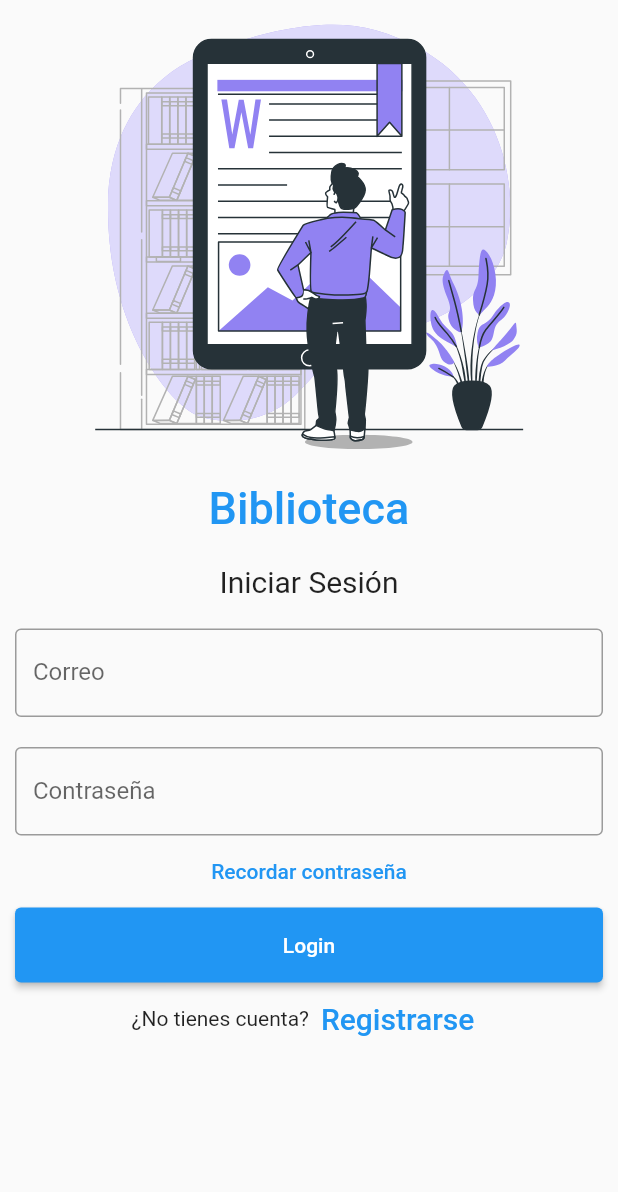
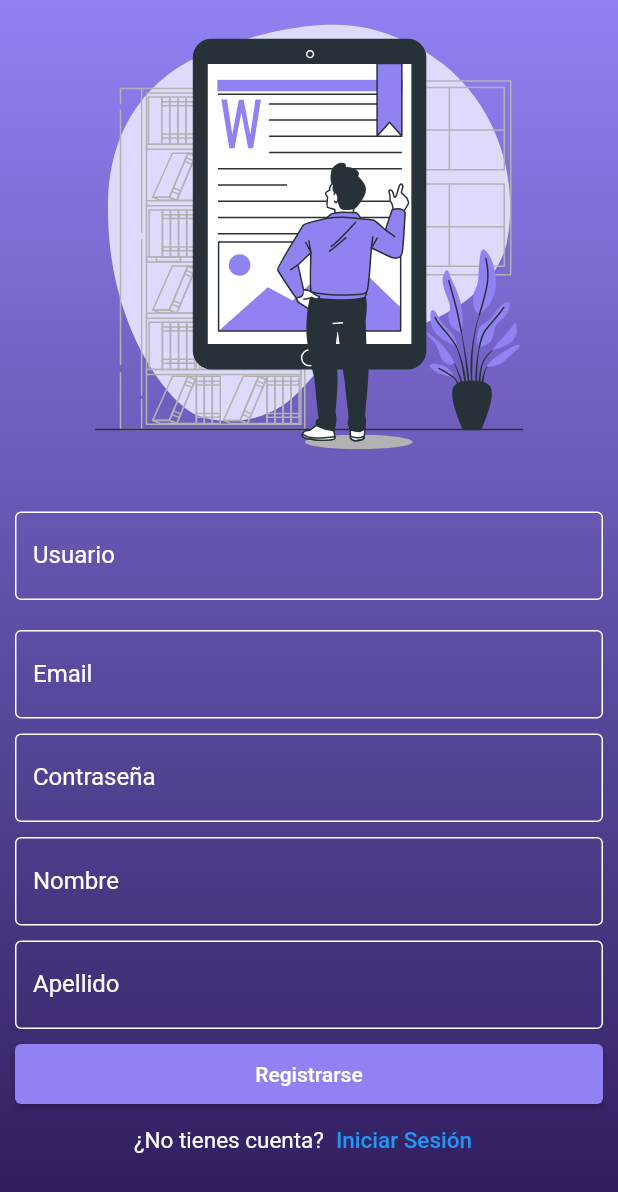
Before and after one commit to Cristhianbh98/am2-library-project, a Flutter app: the screen it shows after launch, on a phone screen of 412 x 824 dp. Shown: the top 1192 px of the screen. Run offline on Flutter 3.47's test engine with Material 2 defaults, Android fonts, the phone set to English and light mode, and no system bars; our stand-ins replace flutter_svg.

Commit message:
Change: Register style

```diff
--- a/lib/main.dart
+++ b/lib/main.dart
@@ -2,7 +2,7 @@ import 'package:am2_library_project/themes/style.dart';
 import 'package:flutter/material.dart';
 import 'package:am2_library_project/screens/main_navigation_menu_screen.dart';
 import 'package:am2_library_project/screens/login_screen.dart';
-import 'package:am2_library_project/screens/register_screen';
+import 'package:am2_library_project/screens/register_screen.dart';
 
 void main() {
   runApp(const MyApp());
@@ -16,7 +16,7 @@ class MyApp extends StatelessWidget {
     return MaterialApp(
       title: 'Flutter Demo',
       theme: primaryTheme,
-      home: const LoginScreen(),
+      home: const RegisterScreen(),
     );
   }
 }
--- a/lib/screens/login_screen.dart
+++ b/lib/screens/login_screen.dart
@@ -1,5 +1,6 @@
 import 'package:flutter/material.dart';
 import 'package:flutter_svg/flutter_svg.dart';
+import 'package:am2_library_project/widgets/gradient_background.dart';
 
 class LoginScreen extends StatefulWidget {
   const LoginScreen({Key? key}) : super(key: key);
@@ -14,33 +15,32 @@ class _LoginScreenState extends State<LoginScreen> {
 
   @override
   Widget build(BuildContext context) {
-    return Scaffold(
+    return GradientBackground(
+        child: Scaffold(
+            backgroundColor: Colors.transparent,
             body: ListView(
               children: <Widget>[
                 SvgPicture.asset("images/sir.svg"),
                 Container(
                   alignment: Alignment.center,
                   padding: const EdgeInsets.all(10),
-            child: const Text(
-              'Biblioteca',
-              style: TextStyle(
-                  color: Colors.blue,
-                  fontWeight: FontWeight.w500,
-                  fontSize: 30),
-            )),
+                ),
                 Container(
                     alignment: Alignment.center,
                     padding: const EdgeInsets.all(10),
                     child: const Text(
                       'Iniciar Sesión',
-              style: TextStyle(fontSize: 20),
+                      style: TextStyle(fontSize: 20, color: Colors.white),
                     )),
                 Container(
                   padding: const EdgeInsets.all(10),
                   child: TextField(
                     controller: nameController,
                     decoration: const InputDecoration(
-              border: OutlineInputBorder(),
+                      labelStyle: TextStyle(color: Colors.white),
+                      enabledBorder: OutlineInputBorder(
+                          borderSide:
+                              BorderSide(color: Colors.white, width: 1.0)),
                       labelText: 'Correo',
                     ),
                   ),
@@ -51,7 +51,10 @@ class _LoginScreenState extends State<LoginScreen> {
                     obscureText: true,
                     controller: passwordController,
                     decoration: const InputDecoration(
-              border: OutlineInputBorder(),
+                      labelStyle: TextStyle(color: Colors.white),
+                      enabledBorder: OutlineInputBorder(
+                          borderSide:
+                              BorderSide(color: Colors.white, width: 1.0)),
                       labelText: 'Contraseña',
                     ),
                   ),
@@ -66,9 +69,15 @@ class _LoginScreenState extends State<LoginScreen> {
                 ),
                 Container(
                     height: 50,
-            padding: const EdgeInsets.fromLTRB(10, 0, 10, 0),
+                    padding: const EdgeInsets.fromLTRB(10, 10, 10, 0),
                     child: ElevatedButton(
-              child: const Text('Login'),
+                      style: ButtonStyle(
+                          backgroundColor: MaterialStateColor.resolveWith(
+                              (states) => Theme.of(context).primaryColor)),
+                      child: const Text(
+                        'Login',
+                        style: TextStyle(fontSize: 20),
+                      ),
                       onPressed: () {
                         print(nameController.text);
                         print(passwordController.text);
@@ -76,11 +85,14 @@ class _LoginScreenState extends State<LoginScreen> {
                     )),
                 Row(
                   children: <Widget>[
-            const Text('¿No tienes cuenta?'),
+                    const Text(
+                      '¿No tienes cuenta?',
+                      style: TextStyle(fontSize: 15, color: Colors.white),
+                    ),
                     TextButton(
                       child: const Text(
                         'Registrarse',
-                style: TextStyle(fontSize: 20),
+                        style: TextStyle(fontSize: 15),
                       ),
                       onPressed: () {
                         //signup screen
@@ -90,6 +102,6 @@ class _LoginScreenState extends State<LoginScreen> {
                   mainAxisAlignment: MainAxisAlignment.center,
                 ),
               ],
-    ));
+            )));
   }
 }
--- a/lib/screens/register_screen.dart
+++ b/lib/screens/register_screen.dart
@@ -1,32 +1,15 @@
 import 'package:flutter/material.dart';
 import 'package:flutter_svg/flutter_svg.dart';
+import 'package:am2_library_project/widgets/gradient_background.dart';
 
-
-class RegisterScreen extends StatelessWidget {
+class RegisterScreen extends StatefulWidget {
   const RegisterScreen({Key? key}) : super(key: key);
 
-  static const String _title = 'Biblioteca';
-
   @override
-  Widget build(BuildContext context) {
-    return MaterialApp(
-      title: _title,
-      home: Scaffold(
-        appBar: AppBar(title: const Text(_title)),
-        body: const MyStatefulWidget(),
-      ),
-    );
-  }
+  State<RegisterScreen> createState() => _RegisterScreenState();
 }
 
-class MyStatefulWidget extends StatefulWidget {
-  const MyStatefulWidget({Key? key}) : super(key: key);
-
-  @override
-  State<MyStatefulWidget> createState() => _MyStatefulWidgetState();
-}
-
-class _MyStatefulWidgetState extends State<MyStatefulWidget> {
+class _RegisterScreenState extends State<RegisterScreen> {
   TextEditingController nameController = TextEditingController();
   TextEditingController emailController = TextEditingController();
   TextEditingController passwordController = TextEditingController();
@@ -35,34 +18,25 @@ class _MyStatefulWidgetState extends State<MyStatefulWidget> {
 
   @override
   Widget build(BuildContext context) {
-    return Padding(
-        padding: const EdgeInsets.all(10),
-        child: ListView(
+    return GradientBackground(
+        child: Scaffold(
+            backgroundColor: Colors.transparent,
+            body: ListView(
               children: <Widget>[
                 SvgPicture.asset("images/sir.svg"),
                 Container(
                   alignment: Alignment.center,
                   padding: const EdgeInsets.all(10),
-                child: const Text(
-                  'Biblioteca',
-                  style: TextStyle(
-                      color: Colors.blue,
-                      fontWeight: FontWeight.w500,
-                      fontSize: 30),
-                )),
-            Container(
-                alignment: Alignment.center,
-                padding: const EdgeInsets.all(10),
-                child: const Text(
-                  'Registrarse',
-                  style: TextStyle(fontSize: 20),
-                )),
+                ),
                 Container(
                   padding: const EdgeInsets.all(10),
                   child: TextField(
                     controller: nameController,
                     decoration: const InputDecoration(
-                  border: OutlineInputBorder(),
+                      labelStyle: TextStyle(color: Colors.white),
+                      enabledBorder: OutlineInputBorder(
+                          borderSide:
+                              BorderSide(color: Colors.white, width: 1.0)),
                       labelText: 'Usuario',
                     ),
                   ),
@@ -73,7 +47,10 @@ class _MyStatefulWidgetState extends State<MyStatefulWidget> {
                     obscureText: true,
                     controller: emailController,
                     decoration: const InputDecoration(
-                  border: OutlineInputBorder(),
+                      labelStyle: TextStyle(color: Colors.white),
+                      enabledBorder: OutlineInputBorder(
+                          borderSide:
+                              BorderSide(color: Colors.white, width: 1.0)),
                       labelText: 'Email',
                     ),
                   ),
@@ -84,7 +61,10 @@ class _MyStatefulWidgetState extends State<MyStatefulWidget> {
                     obscureText: true,
                     controller: passwordController,
                     decoration: const InputDecoration(
-                  border: OutlineInputBorder(),
+                      labelStyle: TextStyle(color: Colors.white),
+                      enabledBorder: OutlineInputBorder(
+                          borderSide:
+                              BorderSide(color: Colors.white, width: 1.0)),
                       labelText: 'Contraseña',
                     ),
                   ),
@@ -95,7 +75,10 @@ class _MyStatefulWidgetState extends State<MyStatefulWidget> {
                     obscureText: true,
                     controller: firstnameController,
                     decoration: const InputDecoration(
-                  border: OutlineInputBorder(),
+                      labelStyle: TextStyle(color: Colors.white),
+                      enabledBorder: OutlineInputBorder(
+                          borderSide:
+                              BorderSide(color: Colors.white, width: 1.0)),
                       labelText: 'Nombre',
                     ),
                   ),
@@ -106,16 +89,22 @@ class _MyStatefulWidgetState extends State<MyStatefulWidget> {
                     obscureText: true,
                     controller: lastnameController,
                     decoration: const InputDecoration(
-                  border: OutlineInputBorder(),
+                      labelStyle: TextStyle(color: Colors.white),
+                      enabledBorder: OutlineInputBorder(
+                          borderSide:
+                              BorderSide(color: Colors.white, width: 1.0)),
                       labelText: 'Apellido',
                     ),
                   ),
                 ),
                 Container(
                     height: 50,
-                padding: const EdgeInsets.fromLTRB(10, 0, 10, 0),
+                    padding: const EdgeInsets.fromLTRB(10, 10, 10, 0),
                     child: ElevatedButton(
-                  child: const Text('Login'),
+                      style: ButtonStyle(
+                          backgroundColor: MaterialStateColor.resolveWith(
+                              (states) => Theme.of(context).primaryColor)),
+                      child: const Text('Registrarse'),
                       onPressed: () {
                         print(nameController.text);
                         print(emailController.text);
@@ -126,11 +115,14 @@ class _MyStatefulWidgetState extends State<MyStatefulWidget> {
                     )),
                 Row(
                   children: <Widget>[
-                const Text('¿Ya tienes cuenta?'),
+                    const Text(
+                      '¿No tienes cuenta?',
+                      style: TextStyle(fontSize: 15, color: Colors.white),
+                    ),
                     TextButton(
                       child: const Text(
                         'Iniciar Sesión',
-                    style: TextStyle(fontSize: 20),
+                        style: TextStyle(fontSize: 15),
                       ),
                       onPressed: () {
                         //signin screen
@@ -140,6 +132,6 @@ class _MyStatefulWidgetState extends State<MyStatefulWidget> {
                   mainAxisAlignment: MainAxisAlignment.center,
                 ),
               ],
-        ));
+            )));
   }
 }
```
Lines whose indentation alone changed are shown as unchanged.
